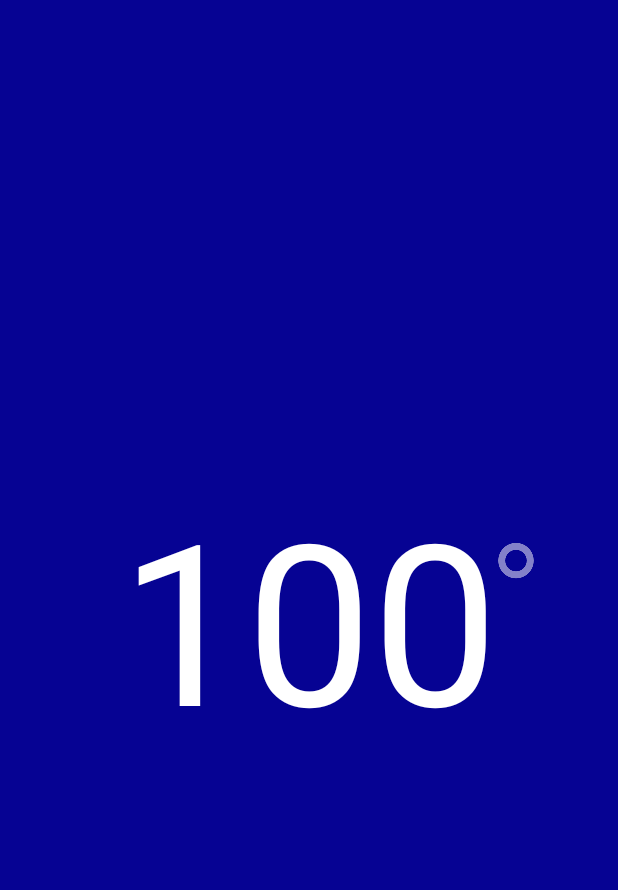
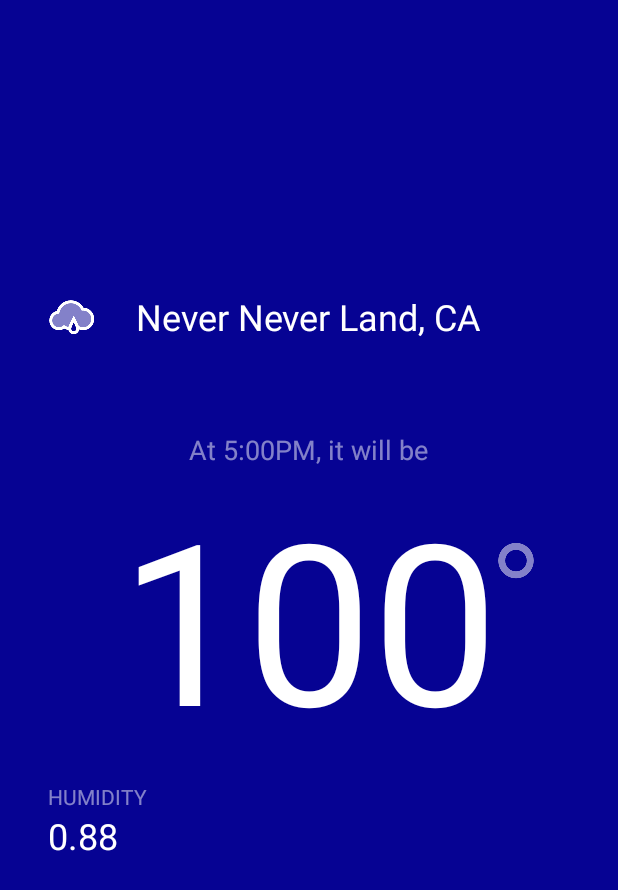
Before and after one commit to asvitzer/AndroidDevelopment, an Android app: the screen it shows after launch (MainActivity), on a phone screen of 412 x 824 dp. Shown: the top 890 px of the screen. Run offline under Robolectric (Android 15) with nearby library versions, the phone set to English and light mode, and no system bars; libraries missing offline, so code that uses them is left out: com.squareup.okhttp; 4 statements that could not run were skipped.

Commit message:
Adding XML layout for app

```diff
--- a/WeatherVane/app/src/main/res/layout/activity_main.xml
+++ b/WeatherVane/app/src/main/res/layout/activity_main.xml
@@ -28,4 +28,83 @@
         android:layout_toEndOf="@+id/tempLabel"
         android:src="@drawable/degree"
         android:paddingTop="50dp"/>
+
+    <TextView
+        android:layout_width="wrap_content"
+        android:layout_height="wrap_content"
+        android:text="At 5:00PM, it will be"
+        android:id="@+id/timeLabel"
+        android:layout_above="@+id/tempLabel"
+        android:layout_centerHorizontal="true"
+        android:textColor="#80ffffff"
+        android:textSize="18sp"/>
+
+    <TextView
+        android:layout_width="wrap_content"
+        android:layout_height="wrap_content"
+        android:text="Never Never Land, CA"
+        android:id="@+id/locationLabel"
+        android:layout_above="@+id/timeLabel"
+        android:layout_centerHorizontal="true"
+        android:layout_marginBottom="60dp"
+        android:textColor="@android:color/white"
+        android:textSize="24dp"/>
+
+    <ImageView
+        android:layout_width="wrap_content"
+        android:layout_height="wrap_content"
+        android:id="@+id/IconImageView"
+        android:layout_alignBottom="@+id/locationLabel"
+        android:layout_alignParentLeft="true"
+        android:layout_alignParentStart="true"
+        android:src="@drawable/rain"/>
+
+    <LinearLayout
+        android:orientation="horizontal"
+        android:layout_width="match_parent"
+        android:layout_height="wrap_content"
+        android:layout_below="@+id/tempLabel"
+        android:layout_centerHorizontal="true"
+        android:layout_marginTop="10dp">
+
+        <LinearLayout
+            android:orientation="vertical"
+            android:layout_width="fill_parent"
+            android:layout_height="fill_parent">
+
+            <TextView
+                android:layout_width="wrap_content"
+                android:layout_height="wrap_content"
+                android:text="HUMIDITY"
+                android:id="@+id/humidityLabel"
+                android:textColor="#80ffffff"/>
+
+            <TextView
+                android:layout_width="wrap_content"
+                android:layout_height="wrap_content"
+
+                android:text="0.88"
+                android:id="@+id/humidityValue"
+                android:textColor="#ffffffff"
+                android:textSize="24sp"/>
+        </LinearLayout>
+
+        <LinearLayout
+            android:orientation="vertical"
+            android:layout_width="fill_parent"
+            android:layout_height="fill_parent">
+
+            <TextView
+                android:layout_width="wrap_content"
+                android:layout_height="wrap_content"
+                android:text="New Text"
+                android:id="@+id/textView"/>
+
+            <TextView
+                android:layout_width="wrap_content"
+                android:layout_height="wrap_content"
+                android:text="New Text"
+                android:id="@+id/textView2"/>
+        </LinearLayout>
+    </LinearLayout>
 </RelativeLayout>
```
